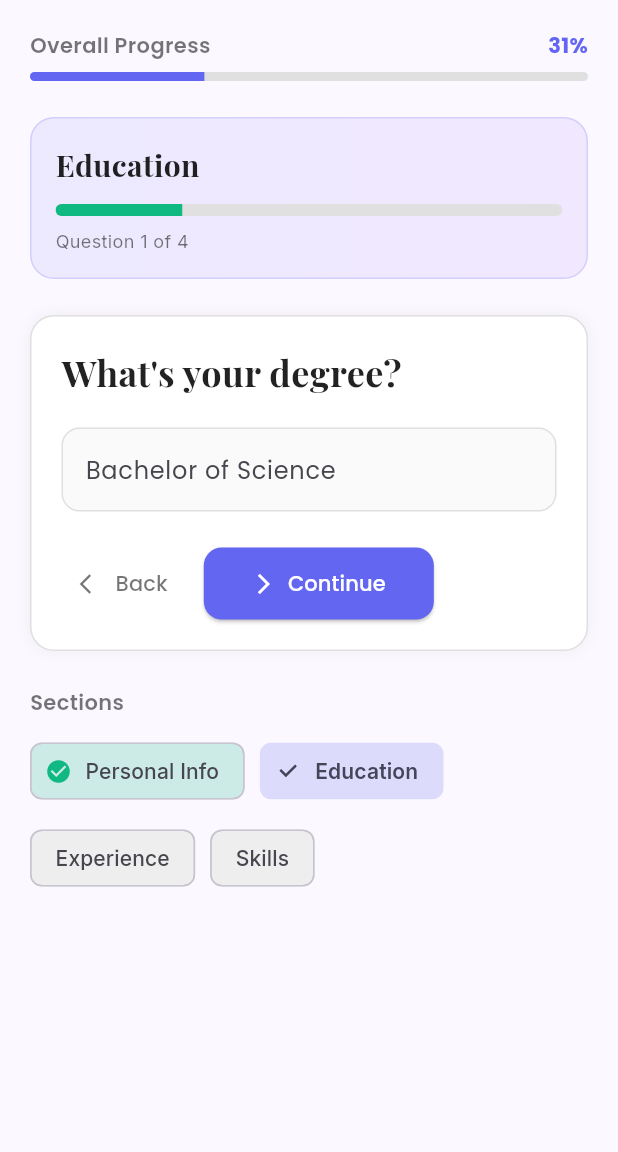
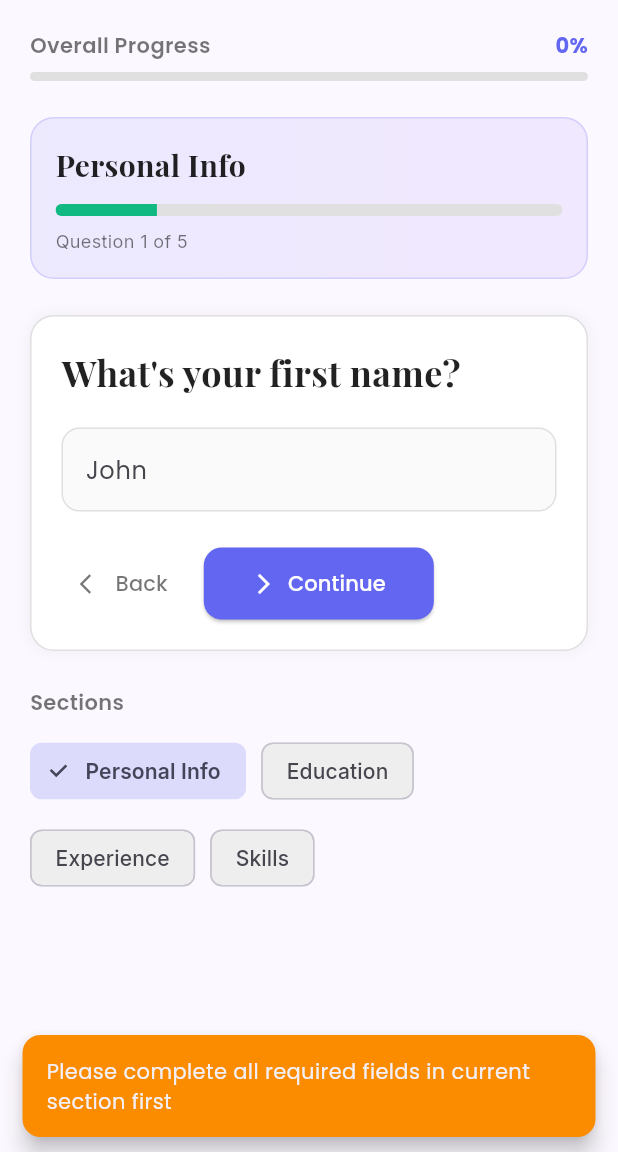
Before and after one commit to rima-saha05/Resume, a Flutter app: the ResumeBuilderPage screen opened directly, after a tap on "Education", on a phone screen of 412 x 824 dp, the part 84-1236 px from its top. Run offline on Flutter 3.47's test engine with Material 3 defaults, Android fonts, the phone set to English and light mode, and no system bars; our stand-ins replace flutter_dotenv, google_fonts.

Commit message:
Error fixed

```diff
--- a/lib/create_new_page.dart
+++ b/lib/create_new_page.dart
@@ -164,6 +164,17 @@ class _ResumeBuilderPageState extends State<ResumeBuilderPage> {
   ResumeSection get sectionData => sections[currentSection];
   ResumeStep get stepData => sectionData.steps[currentStep];
 
+  bool _isCurrentSectionComplete() {
+    // Check if all required fields in current section are filled
+    for (var step in sectionData.steps) {
+      if (step.required &&
+          (formData[step.id] == null || formData[step.id]!.trim().isEmpty)) {
+        return false;
+      }
+    }
+    return true;
+  }
+
   void nextStep() {
     if (stepData.required &&
         (formData[stepData.id] == null ||
@@ -205,7 +216,8 @@ class _ResumeBuilderPageState extends State<ResumeBuilderPage> {
       "https://generativelanguage.googleapis.com/v1beta/models/gemini-2.5-flash:generateContent?key=$apiKey",
     );
 
-    final prompt = """
+    final prompt =
+        """
 You are a professional resume writer. Create a polished, modern, ATS-friendly résumé using the user's information below.
 
 USER DATA:
@@ -254,7 +266,6 @@ Rules:
 - Do NOT hallucinate; use only provided data
 - Make it look like a real professional CV
 """;
-
 
     try {
       print('📤 Sending API request to Google Gemini...');
@@ -634,6 +645,7 @@ Rules:
                     const SizedBox(height: 20),
                     if (stepData.type == 'textarea')
                       TextFormField(
+                        key: ValueKey('${currentSection}-${currentStep}'),
                         minLines: 4,
                         maxLines: 6,
                         initialValue: formData[stepData.id] ?? '',
@@ -661,6 +673,7 @@ Rules:
                       )
                     else
                       TextFormField(
+                        key: ValueKey('${currentSection}-${currentStep}'),
                         initialValue: formData[stepData.id] ?? '',
                         onChanged: (v) => formData[stepData.id] = v,
                         keyboardType: stepData.type == 'email'
@@ -772,10 +785,34 @@ Rules:
                     label: Text(s.name),
                     selected: isActive,
                     onSelected: (v) {
-                      setState(() {
-                        currentSection = i;
-                        currentStep = 0;
-                      });
+                      // Only allow navigation to completed sections or next section
+                      if (i < currentSection || i == currentSection) {
+                        setState(() {
+                          currentSection = i;
+                          currentStep = 0;
+                        });
+                      } else if (i == currentSection + 1 &&
+                          _isCurrentSectionComplete()) {
+                        // Allow moving to next section only if current is complete
+                        setState(() {
+                          currentSection = i;
+                          currentStep = 0;
+                        });
+                      } else {
+                        // Show error message
+                        ScaffoldMessenger.of(context).showSnackBar(
+                          SnackBar(
+                            content: const Text(
+                              'Please complete all required fields in current section first',
+                            ),
+                            backgroundColor: Colors.orange[600],
+                            behavior: SnackBarBehavior.floating,
+                            shape: RoundedRectangleBorder(
+                              borderRadius: BorderRadius.circular(12),
+                            ),
+                          ),
+                        );
+                      }
                     },
                     backgroundColor: completed
                         ? const Color(0xFF10B981).withOpacity(0.2)
```
